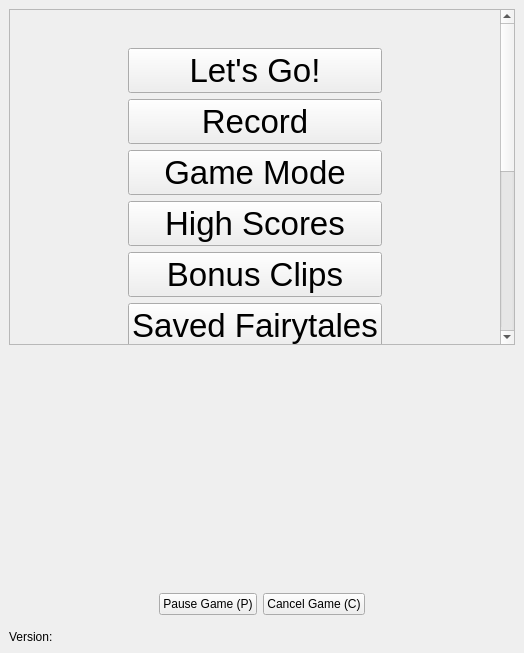
The window that ui/mainwindow.ui (tdauth/gustavsfairyland) describes before a commit, drawn with Qt 5.
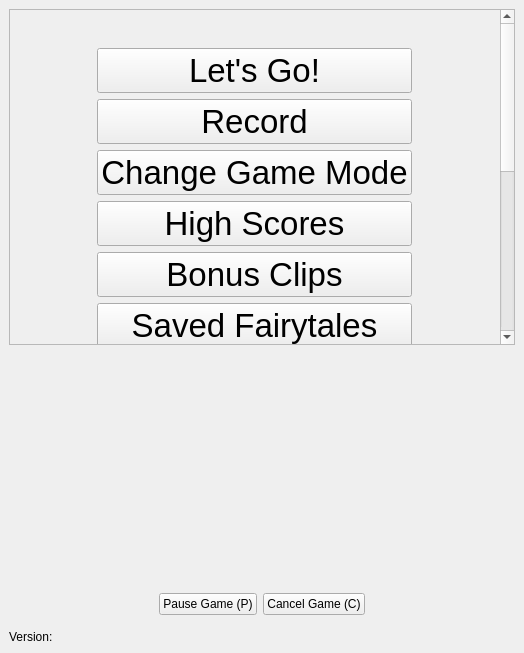
The same window after the commit. Icons and pictures are not drawn.

Diff of the .ui file:
```diff
--- a/ui/mainwindow.ui
+++ b/ui/mainwindow.ui
@@ -40,7 +40,7 @@
        <property name="geometry">
         <rect>
          <x>0</x>
-         <y>-325</y>
+         <y>0</y>
          <width>487</width>
          <height>733</height>
         </rect>
@@ -79,7 +79,7 @@
               </font>
              </property>
              <property name="text">
-              <string>Game Mode</string>
+              <string>Change Game Mode</string>
              </property>
              <property name="icon">
               <iconset resource="../oxygen-icons-png-master/oxygen_windows.qrc">
```
